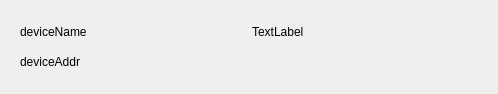
Qt form ui/ui_files/listed_device_item.ui (JPCassimiro/JHMR) before a commit.
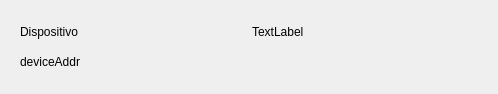
The same form after that commit.

The edit to the form file:
```diff
--- a/ui/ui_files/listed_device_item.ui
+++ b/ui/ui_files/listed_device_item.ui
@@ -27,7 +27,7 @@
       <item row="0" column="0">
        <widget class="QLabel" name="listedDeviceNameLabel">
         <property name="text">
-         <string>deviceName</string>
+         <string>Dispositivo</string>
         </property>
        </widget>
       </item>
```
